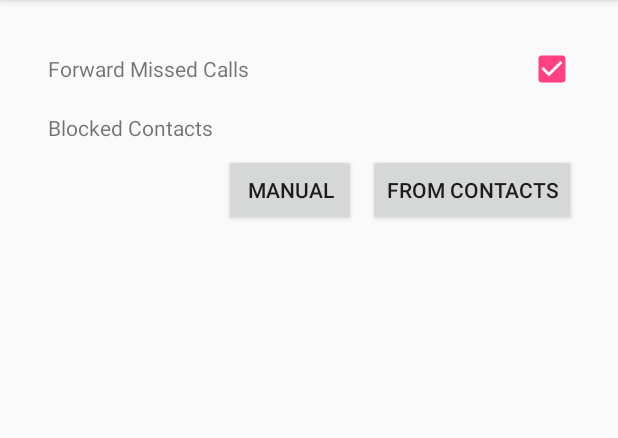
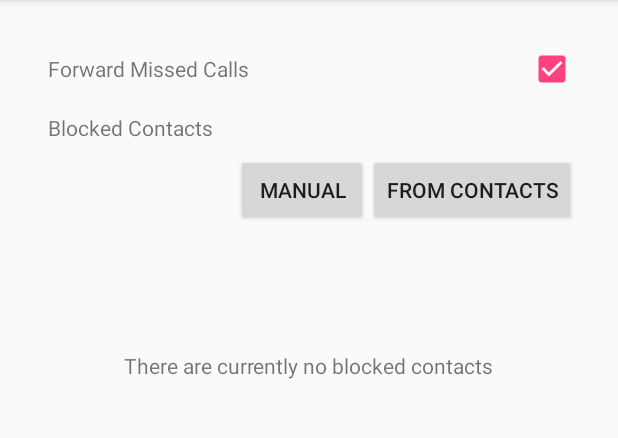
Before and after one commit to kyokoyam1994/Text2Gmail, an Android app: the fragment SettingsFragment shown on its own in the app's theme, on a phone screen of 412 x 824 dp, the part 84-522 px from its top. Run offline under Robolectric (Android 15) with nearby library versions, the phone set to English and light mode, and no system bars; our stand-ins replace Room's generated code; pictures from the network do not load.

Commit message:
-Added orientation change fix for contact selection activity -Added empty text view for blocked contact recycler view

```diff
--- a/app/src/main/java/com/example/kosko/text2gmail/DailySchedulerActivity.java
+++ b/app/src/main/java/com/example/kosko/text2gmail/DailySchedulerActivity.java
@@ -71,7 +71,9 @@ public class DailySchedulerActivity extends AppCompatActivity implements View.On
     public void onFocusChange(View view, boolean hasFocus) {
         switch (view.getId()){
             case R.id.editTextStartTime:
-                if(hasFocus) TimePickerDialogFragment.newInstance(R.string.start_time_label_text, editTextStartTime.getText().toString()).show(getSupportFragmentManager(), "Start");
+                if(hasFocus) {
+                    TimePickerDialogFragment.newInstance(R.string.start_time_label_text, editTextStartTime.getText().toString()).show(getSupportFragmentManager(), "Start");
+                }
                 break;
             case R.id.editTextEndTime:
                 if(hasFocus) TimePickerDialogFragment.newInstance(R.string.end_time_label_text, editTextEndTime.getText().toString()).show(getSupportFragmentManager(), "End");
--- a/app/src/main/java/com/example/kosko/text2gmail/EmailIntentService.java
+++ b/app/src/main/java/com/example/kosko/text2gmail/EmailIntentService.java
@@ -72,7 +72,7 @@ public class EmailIntentService extends IntentService {
 
             boolean sendSuccess = true;
             try {
-                GMailSender sender = new GMailSender();
+                GMailSender sender = new GMailSender(this);
                 sender.sendMail(emailSubject, emailBody, DefaultSharedPreferenceManager.getUserEmail(this),
                         DefaultSharedPreferenceManager.getUserToken(this), DefaultSharedPreferenceManager.getUserEmail(this));
             } catch (Exception e) {
--- a/app/src/main/java/com/example/kosko/text2gmail/fragment/SettingsFragment.java
+++ b/app/src/main/java/com/example/kosko/text2gmail/fragment/SettingsFragment.java
@@ -16,6 +16,7 @@ import android.view.ViewGroup;
 import android.widget.Button;
 import android.widget.CheckBox;
 import android.widget.CompoundButton;
+import android.widget.TextView;
 
 import com.example.kosko.text2gmail.ContactSelectionActivity;
 import com.example.kosko.text2gmail.R;
@@ -124,6 +125,18 @@ public class SettingsFragment extends Fragment implements View.OnClickListener,
 
     public void refreshBlockedContacts() { new BlockedContactTask().execute(); }
 
+    private void toggleBlockedContactsView () {
+        RecyclerView recyclerViewBlockedContacts = getView().findViewById(R.id.recyclerViewBlockedContacts);
+        TextView textViewEmptyBlockedContacts = getView().findViewById(R.id.textViewEmptyBlockedContacts);
+        if (recyclerViewBlockedContacts.getAdapter().getItemCount() > 0) {
+            textViewEmptyBlockedContacts.setVisibility(View.INVISIBLE);
+            recyclerViewBlockedContacts.setVisibility(View.VISIBLE);
+        } else {
+            textViewEmptyBlockedContacts.setVisibility(View.VISIBLE);
+            recyclerViewBlockedContacts.setVisibility(View.INVISIBLE);
+        }
+    }
+
     private class BlockedContactTask extends AsyncTask<Void, Void, List<BlockedContact>> {
         private HashMap<String, String> contactNameMap = new HashMap<>();
         private HashMap<String, String> contactImageMap = new HashMap<>();
@@ -158,6 +171,7 @@ public class SettingsFragment extends Fragment implements View.OnClickListener,
             RecyclerView recyclerViewBlockedContacts = getView().findViewById(R.id.recyclerViewBlockedContacts);
             recyclerViewBlockedContacts.setAdapter(adapter);
             recyclerViewBlockedContacts.setLayoutManager(new LinearLayoutManager(getActivity()));
+            toggleBlockedContactsView();
         }
     }
 
--- a/app/src/main/java/com/example/kosko/text2gmail/fragment/TimePickerDialogFragment.java
+++ b/app/src/main/java/com/example/kosko/text2gmail/fragment/TimePickerDialogFragment.java
@@ -2,7 +2,6 @@ package com.example.kosko.text2gmail.fragment;
 
 import android.app.Dialog;
 import android.content.Context;
-import android.content.DialogInterface;
 import android.os.Bundle;
 import android.support.v7.app.AlertDialog;
 import android.support.v7.app.AppCompatDialogFragment;
--- a/app/src/main/res/layout/blocked_contact_list_item.xml
+++ b/app/src/main/res/layout/blocked_contact_list_item.xml
@@ -8,7 +8,7 @@
         android:id="@+id/textViewContactName"
         android:layout_width="wrap_content"
         android:layout_height="wrap_content"
-        android:layout_marginStart="8dp"
+        android:layout_marginStart="16dp"
         android:text="Kosei Yokoyama"
         android:textAppearance="@style/TextAppearance.AppCompat.Medium"
         app:layout_constraintStart_toEndOf="@+id/imageViewContactPhoto"
--- a/app/src/main/res/layout/contact_list_item.xml
+++ b/app/src/main/res/layout/contact_list_item.xml
@@ -8,7 +8,7 @@
         android:id="@+id/textViewContactName"
         android:layout_width="wrap_content"
         android:layout_height="wrap_content"
-        android:layout_marginStart="8dp"
+        android:layout_marginStart="16dp"
         android:text="Kosei Yokoyama"
         android:textAppearance="@style/TextAppearance.AppCompat.Medium"
         app:layout_constraintStart_toEndOf="@+id/imageViewContactPhoto"
--- a/app/src/main/res/layout/schedule_list_item.xml
+++ b/app/src/main/res/layout/schedule_list_item.xml
@@ -2,7 +2,6 @@
 <android.support.constraint.ConstraintLayout
     xmlns:android="http://schemas.android.com/apk/res/android"
     xmlns:app="http://schemas.android.com/apk/res-auto"
-    xmlns:tools="http://schemas.android.com/tools"
     android:layout_width="match_parent"
     android:layout_height="match_parent">
 
--- a/app/src/main/res/layout/settings_fragment.xml
+++ b/app/src/main/res/layout/settings_fragment.xml
@@ -1,6 +1,5 @@
 <?xml version="1.0" encoding="utf-8"?>
-<android.support.constraint.ConstraintLayout
-    xmlns:android="http://schemas.android.com/apk/res/android"
+<android.support.constraint.ConstraintLayout xmlns:android="http://schemas.android.com/apk/res/android"
     xmlns:app="http://schemas.android.com/apk/res-auto"
     android:layout_width="match_parent"
     android:layout_height="match_parent">
@@ -10,11 +9,11 @@
         android:layout_width="wrap_content"
         android:layout_height="wrap_content"
         android:layout_marginEnd="28dp"
-        app:layout_constraintBaseline_toBaselineOf="@+id/labelMissedCalls"
+        app:layout_constraintBaseline_toBaselineOf="@+id/textViewMissedCalls"
         app:layout_constraintEnd_toEndOf="parent" />
 
     <TextView
-        android:id="@+id/labelMissedCalls"
+        android:id="@+id/textViewMissedCalls"
         android:layout_width="wrap_content"
         android:layout_height="wrap_content"
         android:layout_marginStart="32dp"
@@ -24,26 +23,25 @@
         app:layout_constraintTop_toTopOf="parent" />
 
     <TextView
-        android:id="@+id/labelBlockedContacts"
+        android:id="@+id/textViewBlockedContacts"
         android:layout_width="wrap_content"
         android:layout_height="wrap_content"
         android:layout_marginTop="20dp"
         android:text="@string/blocked_contacts_text"
-        app:layout_constraintStart_toStartOf="@+id/labelMissedCalls"
-        app:layout_constraintTop_toBottomOf="@+id/labelMissedCalls" />
+        app:layout_constraintStart_toStartOf="@+id/textViewMissedCalls"
+        app:layout_constraintTop_toBottomOf="@+id/textViewMissedCalls" />
 
     <Button
         android:id="@+id/buttonBlockContactsManual"
         android:layout_width="wrap_content"
         android:layout_height="wrap_content"
-        android:layout_marginEnd="8dp"
         android:layout_marginStart="8dp"
         android:layout_marginTop="8dp"
         android:text="@string/blocked_contacts_manual_text"
         app:layout_constraintEnd_toStartOf="@+id/buttonBlockContactsFromBook"
         app:layout_constraintHorizontal_bias="1.0"
-        app:layout_constraintStart_toEndOf="@+id/labelBlockedContacts"
-        app:layout_constraintTop_toBottomOf="@+id/labelBlockedContacts" />
+        app:layout_constraintStart_toEndOf="@+id/textViewBlockedContacts"
+        app:layout_constraintTop_toBottomOf="@+id/textViewBlockedContacts" />
 
     <Button
         android:id="@+id/buttonBlockContactsFromBook"
@@ -62,10 +60,27 @@
         android:layout_marginEnd="16dp"
         android:layout_marginStart="16dp"
         android:layout_marginTop="20dp"
+        android:visibility="invisible"
         app:layout_constraintBottom_toBottomOf="parent"
         app:layout_constraintEnd_toEndOf="parent"
         app:layout_constraintStart_toStartOf="parent"
         app:layout_constraintTop_toBottomOf="@+id/buttonBlockContactsManual"
-        app:layout_constraintVertical_bias="0.0" />
+        app:layout_constraintVertical_bias="0.15" />
+
+    <TextView
+        android:id="@+id/textViewEmptyBlockedContacts"
+        android:layout_width="wrap_content"
+        android:layout_height="wrap_content"
+        android:layout_marginBottom="8dp"
+        android:layout_marginEnd="8dp"
+        android:layout_marginStart="8dp"
+        android:layout_marginTop="8dp"
+        android:text="@string/label_empty_blocked_contacts_text"
+        android:visibility="visible"
+        app:layout_constraintBottom_toBottomOf="@+id/recyclerViewBlockedContacts"
+        app:layout_constraintEnd_toEndOf="@+id/recyclerViewBlockedContacts"
+        app:layout_constraintStart_toStartOf="@+id/recyclerViewBlockedContacts"
+        app:layout_constraintTop_toTopOf="@+id/recyclerViewBlockedContacts"
+        app:layout_constraintVertical_bias="0.100000024" />
 
 </android.support.constraint.ConstraintLayout>
--- a/app/src/main/res/values/strings.xml
+++ b/app/src/main/res/values/strings.xml
@@ -49,6 +49,7 @@
     <string name="blocked_contacts_text">Blocked Contacts</string>
     <string name="blocked_contacts_manual_text">Manual</string>
     <string name="blocked_contacts_from_book_text">From Contacts</string>
+    <string name="label_empty_blocked_contacts_text">There are currently no blocked contacts</string>
 
     <string name="blocked_contacts_manual_dialog_text">Please enter a phone number to block:</string>
     <string name="blocked_contacts_manual_dialog_error_text">Please enter a valid phone number.</string>
```
Also changed, not shown: app/src/main/java/com/example/kosko/text2gmail/ContactSelectionActivity.java (+42 -20 lines), app/src/main/java/com/example/kosko/text2gmail/GMailSender.java (+32 -1 lines), app/src/main/java/com/example/kosko/text2gmail/fragment/EmailConfigFragment.java (+3 -23 lines), app/src/main/java/com/example/kosko/text2gmail/util/Util.java (+30 -0 lines), app/src/main/res/layout/daily_scheduler_activity.xml (+10 -3 lines).
